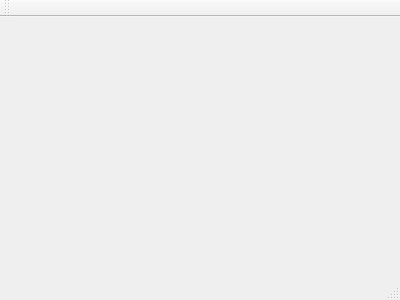
cuitwhy/Qt-WatchDog-CCTV, file mainwindow.ui: the form before one commit.
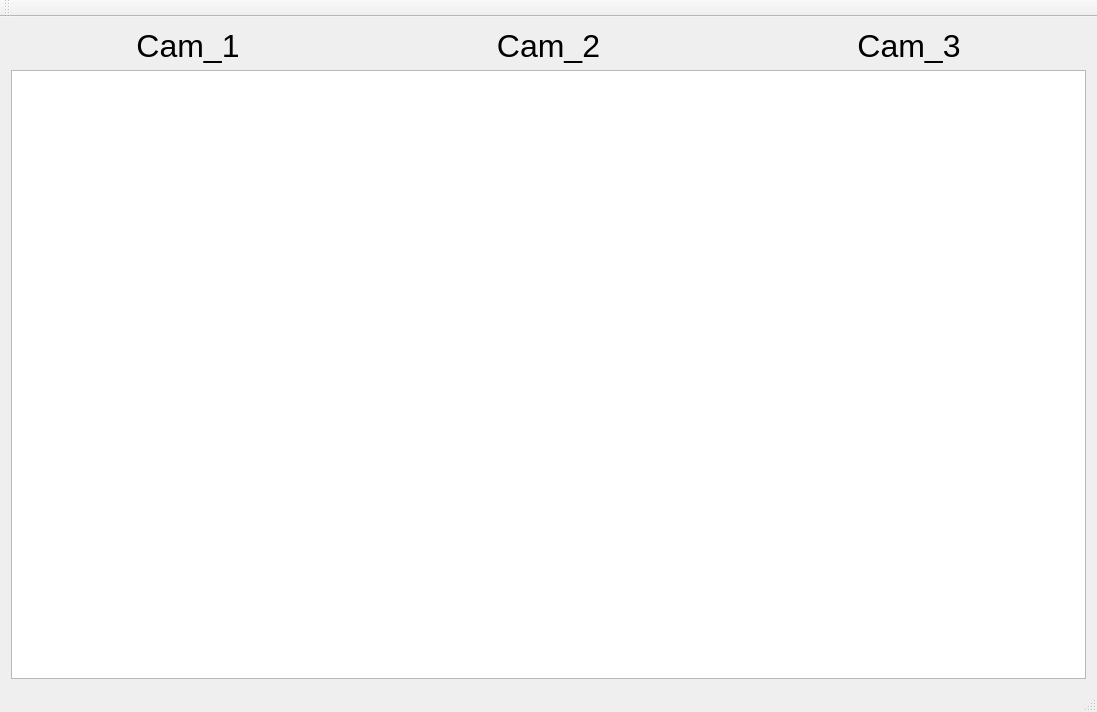
The form after the commit. Icons and pictures are not drawn.

Commit message: add:class QtVideo

```diff
--- a/mainwindow.ui
+++ b/mainwindow.ui
@@ -1,24 +1,117 @@
 <ui version="4.0">
  <class>MainWindow</class>
- <widget class="QMainWindow" name="MainWindow" >
-  <property name="geometry" >
+ <widget class="QMainWindow" name="MainWindow">
+  <property name="geometry">
    <rect>
     <x>0</x>
     <y>0</y>
-    <width>400</width>
-    <height>300</height>
+    <width>1097</width>
+    <height>712</height>
    </rect>
   </property>
   <property name="windowTitle" >
    <string>MainWindow</string>
   </property>
-  <widget class="QMenuBar" name="menuBar" />
-  <widget class="QToolBar" name="mainToolBar" />
-  <widget class="QWidget" name="centralWidget" />
-  <widget class="QStatusBar" name="statusBar" />
+  <property name="windowIcon">
+   <iconset>
+    <normaloff>CCTV.ico</normaloff>CCTV.ico</iconset>
+  </property>
+  <widget class="QWidget" name="centralWidget">
+   <layout class="QGridLayout" name="gridLayout">
+    <item row="0" column="0">
+     <layout class="QHBoxLayout" name="videolabel">
+      <item>
+       <widget class="QLabel" name="videolabel_1">
+        <property name="font">
+         <font>
+          <family>Arial</family>
+          <pointsize>24</pointsize>
+         </font>
+        </property>
+        <property name="text">
+         <string>Cam_1</string>
+        </property>
+        <property name="alignment">
+         <set>Qt::AlignCenter</set>
+        </property>
+       </widget>
+      </item>
+      <item>
+       <widget class="QLabel" name="videolabel_2">
+        <property name="font">
+         <font>
+          <family>Arial</family>
+          <pointsize>24</pointsize>
+         </font>
+        </property>
+        <property name="text">
+         <string>Cam_2</string>
+        </property>
+        <property name="alignment">
+         <set>Qt::AlignCenter</set>
+        </property>
+       </widget>
+      </item>
+      <item>
+       <widget class="QLabel" name="videolabel_3">
+        <property name="font">
+         <font>
+          <family>Arial</family>
+          <pointsize>24</pointsize>
+         </font>
+        </property>
+        <property name="text">
+         <string>Cam_3</string>
+        </property>
+        <property name="alignment">
+         <set>Qt::AlignCenter</set>
+        </property>
+       </widget>
+      </item>
+     </layout>
+    </item>
+    <item row="2" column="0">
+     <layout class="QHBoxLayout" name="horizontalLayout"/>
+    </item>
+    <item row="1" column="0">
+     <layout class="QHBoxLayout" name="videoView">
+      <item>
+       <layout class="QHBoxLayout" name="videoView1"/>
+      </item>
+      <item>
+       <layout class="QHBoxLayout" name="videoView2"/>
+      </item>
+      <item>
+       <layout class="QHBoxLayout" name="videoView3"/>
+      </item>
+     </layout>
+    </item>
+    <item row="3" column="0">
+     <widget class="QTextBrowser" name="DebugtextBrowser"/>
+    </item>
+   </layout>
+  </widget>
+  <widget class="QMenuBar" name="menuBar">
+   <property name="geometry">
+    <rect>
+     <x>0</x>
+     <y>0</y>
+     <width>1097</width>
+     <height>23</height>
+    </rect>
+   </property>
+  </widget>
+  <widget class="QToolBar" name="mainToolBar">
+   <attribute name="toolBarArea">
+    <enum>TopToolBarArea</enum>
+   </attribute>
+   <attribute name="toolBarBreak">
+    <bool>false</bool>
+   </attribute>
+  </widget>
+  <widget class="QStatusBar" name="statusBar"/>
  </widget>
- <layoutDefault spacing="6" margin="11" />
- <pixmapfunction></pixmapfunction>
+ <layoutdefault spacing="6" margin="11"/>
  <resources/>
  <connections/>
 </ui>
```
Left out of the diff: 5 changed lines with no effect on the pictures. The commit also changes 6 other files.
